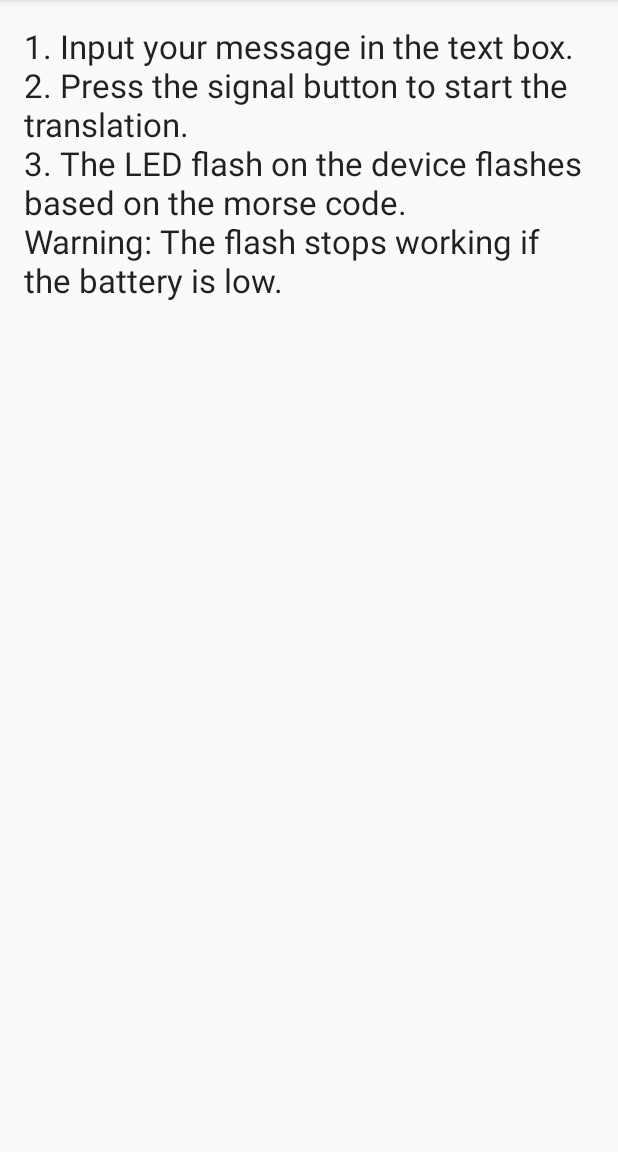
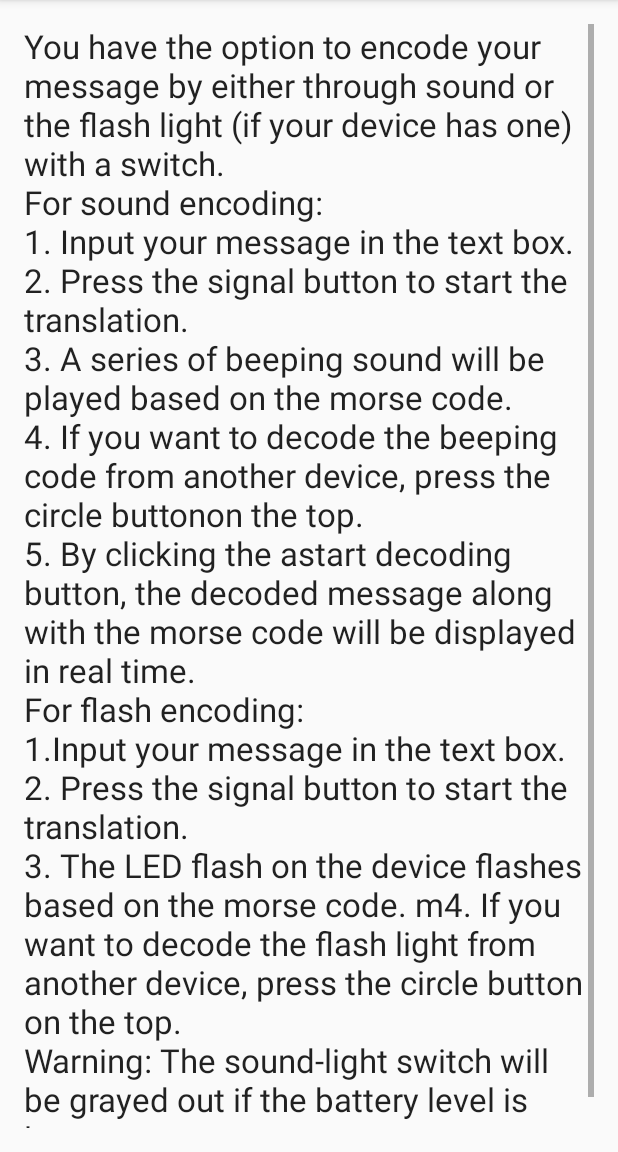
Before and after one commit to Vicken52/MorseLight, an Android app: the Help3 screen opened directly, with no data from a screen before it, on a phone screen of 412 x 824 dp, the part 84-1236 px from its top. Run offline under Robolectric (Android 15) with nearby library versions, the light colour scheme and no system bars.

Commit message:
Created a rough draft of the instruction menu.

```diff
--- a/app/src/main/res/menu/menu_audio.xml
+++ b/app/src/main/res/menu/menu_audio.xml
@@ -2,6 +2,8 @@
     xmlns:app="http://schemas.android.com/apk/res-auto"
     xmlns:tools="http://schemas.android.com/tools"
     tools:context="teamname.morselight.AudioActivity">
-    <item android:id="@+id/action_settings" android:title="@string/action_settings"
+    <item android:id="@+id/action_help" android:title="@string/action_help"
+        android:orderInCategory="100" app:showAsAction="never" />
+    <item android:id="@+id/action_about" android:title="@string/action_about"
         android:orderInCategory="100" app:showAsAction="never" />
 </menu>
--- a/app/src/main/res/values/strings.xml
+++ b/app/src/main/res/values/strings.xml
@@ -79,9 +79,18 @@
         \n@\t\t.--.-</b></p>
     </string>
     <string name="title_activity_help3">How to Use MorseLight</string>
-    <string name="help3_text">1. Input your message in the text box.
+    <string name="help3_text">You have the option to encode your message by either through sound or the flash light (if your device has one) with a switch.
+        \nFor sound encoding:
+        \n1. Input your message in the text box.
+        \n2. Press the signal button to start the translation.
+        \n3. A series of beeping sound will be played based on the morse code.
+        \n4. If you want to decode the beeping code from another device, press the circle buttonon the top.
+        \n5. By clicking the astart decoding button, the decoded message along with the morse code will be displayed in real time.
+        \nFor flash encoding:
+        \n1.Input your message in the text box.
         \n2. Press the signal button to start the translation.
         \n3. The LED flash on the device flashes based on the morse code.
-        \nWarning: The flash stops working if the battery is low.
+        \m4. If you want to decode the flash light from another device, press the circle button on the top.
+        \nWarning: The sound-light switch will be grayed out if the battery level is low..
     </string>
 </resources>
```
Also changed, not shown: app/src/main/java/teamname/morselight/AudioActivity.java (+7 -2 lines), app/src/main/java/teamname/morselight/LightActivity.java (+6 -2 lines).
